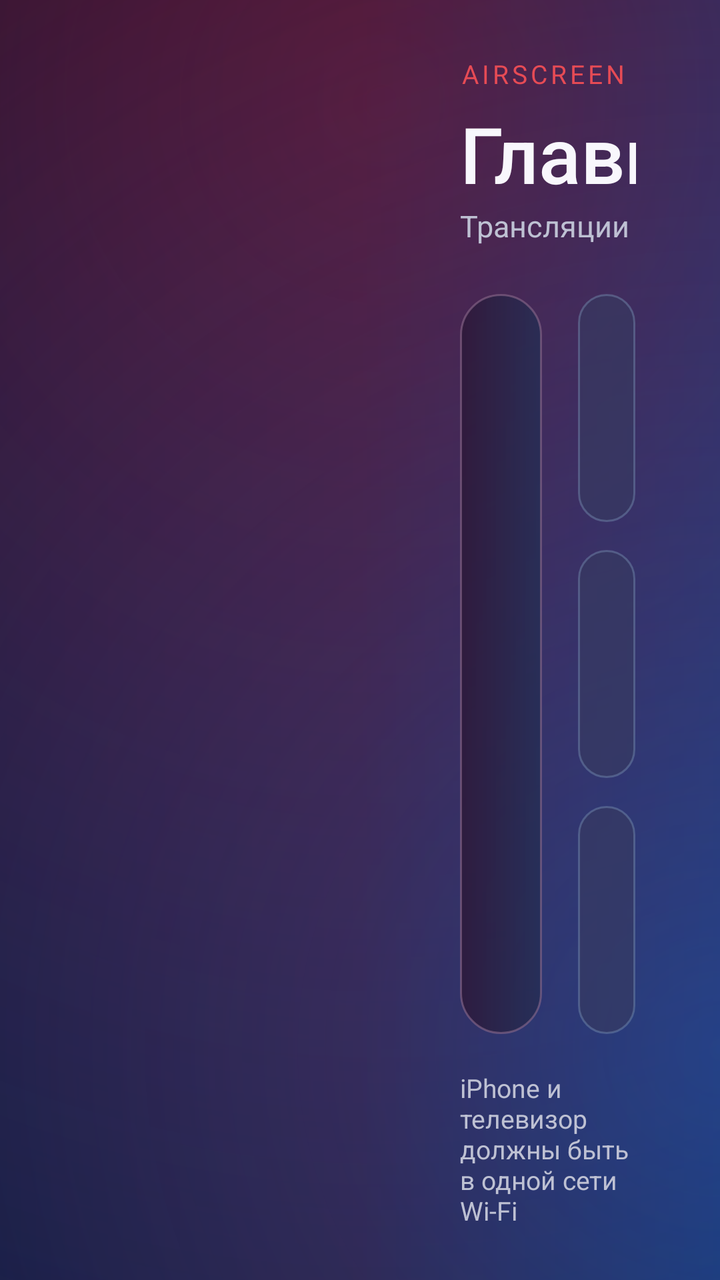
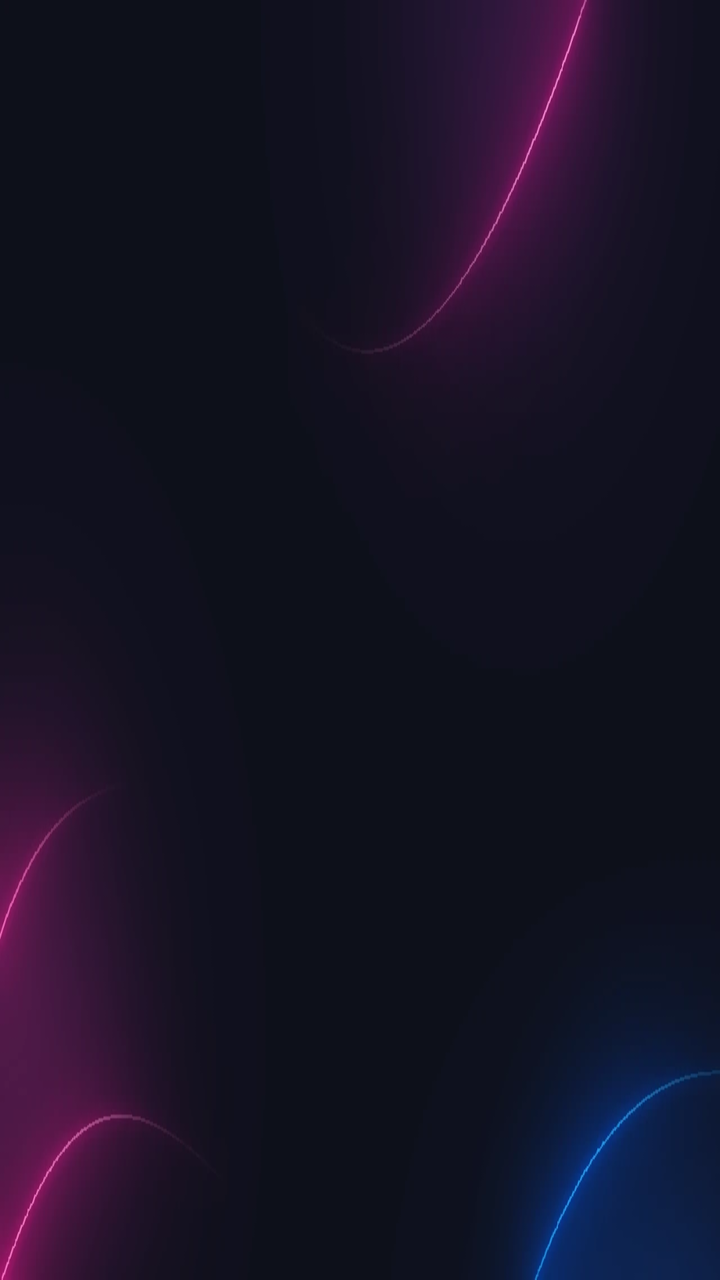

The first picture is an Android layout as it rendered before a commit; the second is the same layout after the commit. The layout source and the unified diff follow.
<!-- AndroidManifest.xml: activity theme Theme.AirTV -->
<!-- res/layout/activity_main.xml -->
<?xml version="1.0" encoding="utf-8"?>
<FrameLayout xmlns:android="http://schemas.android.com/apk/res/android"
    android:id="@+id/screen_root" android:layout_width="match_parent" android:layout_height="match_parent"
    android:background="@android:color/black" android:focusable="true" android:focusableInTouchMode="true">
    <SurfaceView android:id="@+id/surface" android:layout_width="match_parent" android:layout_height="match_parent" />
    <LinearLayout android:id="@+id/overlay" android:layout_width="match_parent" android:layout_height="match_parent"
        android:background="@drawable/bg_dashboard" android:orientation="horizontal">
        <LinearLayout android:id="@id/nav_rail" android:layout_width="192dp" android:layout_height="match_parent"
            android:orientation="vertical" />
        <LinearLayout android:layout_width="0dp" android:layout_height="match_parent" android:layout_weight="1"
            android:orientation="vertical" android:paddingStart="38dp" android:paddingTop="28dp"
            android:paddingEnd="42dp" android:paddingBottom="26dp">
            <LinearLayout android:layout_width="match_parent" android:layout_height="wrap_content"
                android:gravity="center_vertical" android:orientation="horizontal">
                <LinearLayout android:layout_width="0dp" android:layout_height="wrap_content" android:layout_weight="1"
                    android:orientation="vertical">
                    <TextView android:layout_width="wrap_content" android:layout_height="wrap_content"
                        android:text="AIRSCREEN  •  AIRPLAY" android:textColor="@color/accent"
                        android:textSize="13sp" android:letterSpacing="0.13" />
                    <TextView android:layout_width="wrap_content" android:layout_height="wrap_content"
                        android:layout_marginTop="5dp" android:text="Главная" android:textColor="@color/foreground"
                        android:fontFamily="sans-serif-medium" android:textSize="39sp" />
                    <TextView android:layout_width="wrap_content" android:layout_height="wrap_content"
                        android:text="Трансляции и видео на большом экране" android:textColor="@color/muted" android:textSize="15sp" />
                </LinearLayout>
                <LinearLayout android:layout_width="wrap_content" android:layout_height="44dp"
                    android:background="@drawable/bg_status" android:gravity="center" android:orientation="horizontal"
                    android:paddingStart="16dp" android:paddingEnd="16dp">
                    <View android:id="@+id/status_indicator" android:layout_width="8dp" android:layout_height="8dp"
                        android:background="@drawable/bg_indicator" />
                    <ProgressBar android:id="@+id/status_progress" style="?android:attr/progressBarStyleSmall"
                        android:layout_width="16dp" android:layout_height="16dp" android:visibility="gone"
                        android:indeterminateTint="@color/accent" />
                    <TextView android:id="@+id/state_label" android:layout_width="wrap_content" android:layout_height="wrap_content"
                        android:layout_marginStart="10dp" android:text="@string/state_starting"
                        android:textColor="@color/foreground" android:textSize="14sp" />
                </LinearLayout>
            </LinearLayout>
            <LinearLayout android:layout_width="match_parent" android:layout_height="0dp" android:layout_weight="1"
                android:layout_marginTop="24dp" android:orientation="horizontal">
                <LinearLayout android:layout_width="0dp" android:layout_height="match_parent" android:layout_weight="1.18"
                    android:background="@drawable/bg_receiver_card" android:orientation="vertical" android:padding="27dp">
                    <TextView android:layout_width="match_parent" android:layout_height="wrap_content"
                        android:text="ПРИЁМНИК AIRPLAY" android:textColor="@color/accent" android:textSize="13sp" android:letterSpacing="0.12" />
                    <TextView android:id="@+id/receiver_name" android:layout_width="match_parent" android:layout_height="wrap_content"
                        android:layout_marginTop="12dp" android:text="@string/app_name" android:textColor="@color/foreground"
                        android:fontFamily="sans-serif-medium" android:textSize="38sp" android:maxLines="2" android:ellipsize="end" />
                    <TextView android:id="@+id/connection_info" android:layout_width="match_parent" android:layout_height="wrap_content"
                        android:layout_marginTop="8dp" android:textColor="@color/muted" android:textSize="14sp" />
                    <View android:layout_width="match_parent" android:layout_height="0dp" android:layout_weight="1" />
                    <TextView android:id="@+id/status" android:layout_width="match_parent" android:layout_height="wrap_content"
                        android:accessibilityLiveRegion="polite" android:maxLines="2" android:ellipsize="end"
                        android:text="@string/status_starting" android:textColor="@color/foreground"
                        android:fontFamily="sans-serif-medium" android:textSize="22sp" />
                    <TextView android:id="@+id/details" android:layout_width="match_parent" android:layout_height="wrap_content"
                        android:layout_marginTop="7dp" android:maxLines="3" android:ellipsize="end"
                        android:text="@string/detail_starting" android:textColor="@color/muted" android:textSize="14sp" />
                    <Button android:id="@+id/toggle_receiver" style="@style/FreeCast.PrimaryButton"
                        android:layout_width="match_parent" android:layout_height="58dp" android:layout_marginTop="24dp"
                        android:text="@string/action_start" />
                </LinearLayout>
                <LinearLayout android:layout_width="0dp" android:layout_height="match_parent" android:layout_weight="0.82"
                    android:layout_marginStart="18dp" android:orientation="vertical">
                    <Button android:id="@+id/quick_broadcasts" style="@style/FreeCast.TileButton"
                        android:layout_width="match_parent" android:layout_height="0dp" android:layout_weight="1"
                        android:text="▣   Трансляции матчей" />
                    <Button android:id="@+id/quick_share" style="@style/FreeCast.TileButton"
                        android:layout_width="match_parent" android:layout_height="0dp" android:layout_weight="1"
                        android:layout_marginTop="14dp" android:text="↗   Передать ссылку" />
                    <Button android:id="@+id/quick_vpn" style="@style/FreeCast.TileButton"
                        android:layout_width="match_parent" android:layout_height="0dp" android:layout_weight="1"
                        android:layout_marginTop="14dp" android:text="◇   VPN" />
                </LinearLayout>
            </LinearLayout>
            <LinearLayout android:layout_width="match_parent" android:layout_height="wrap_content"
                android:layout_marginTop="18dp" android:gravity="center_vertical" android:orientation="horizontal">
                <TextView android:layout_width="0dp" android:layout_height="wrap_content" android:layout_weight="1"
                    android:text="iPhone и телевизор должны быть в одной сети Wi-Fi" android:textColor="@color/muted" android:textSize="13sp" />
                <Button android:id="@+id/resume_button" style="@style/FreeCast.ActionButton"
                    android:layout_width="190dp" android:layout_height="56dp" android:text="@string/action_resume" android:visibility="gone" />
            </LinearLayout>
        </LinearLayout>
    </LinearLayout>
    <TextView android:id="@+id/playback_hint" android:layout_width="wrap_content" android:layout_height="wrap_content"
        android:layout_gravity="bottom|center_horizontal" android:layout_marginBottom="28dp"
        android:background="@drawable/bg_floating" android:paddingStart="22dp" android:paddingTop="12dp"
        android:paddingEnd="22dp" android:paddingBottom="12dp" android:text="@string/playback_controls_hint"
        android:textColor="@color/foreground" android:textSize="16sp" android:visibility="gone" />
</FrameLayout>
<!-- resources referenced by this layout -->
<resources>
  <color name="accent">#E64B55</color>
  <color name="muted">#BEC1D3</color>
  <!-- drawable bg_dashboard (drawable) -->
  <?xml version="1.0" encoding="utf-8"?>
  <layer-list xmlns:android="http://schemas.android.com/apk/res/android">
      <item><shape android:shape="rectangle"><gradient android:angle="0"
          android:startColor="#101029" android:centerColor="#291127" android:endColor="#102A59" /></shape></item>
      <item><shape android:shape="rectangle"><gradient android:type="radial"
          android:centerX="0.53" android:centerY="0.08" android:gradientRadius="700dp"
          android:startColor="#7A8F1738" android:endColor="#00201640" /></shape></item>
      <item><shape android:shape="rectangle"><gradient android:type="radial"
          android:centerX="1.0" android:centerY="0.82" android:gradientRadius="700dp"
          android:startColor="#652A67D1" android:endColor="#002A67D1" /></shape></item>
  </layer-list>
  <!-- drawable bg_floating (drawable) -->
  <?xml version="1.0" encoding="utf-8"?>
  <shape xmlns:android="http://schemas.android.com/apk/res/android" android:shape="rectangle"><solid android:color="#E6172732" /><stroke android:width="1dp" android:color="#405765" /><corners android:radius="12dp" /></shape>
  <!-- drawable bg_indicator (drawable) -->
  <?xml version="1.0" encoding="utf-8"?>
  <shape xmlns:android="http://schemas.android.com/apk/res/android" android:shape="oval"><solid android:color="@color/accent" /></shape>
  <!-- drawable bg_receiver_card (drawable) -->
  <?xml version="1.0" encoding="utf-8"?>
  <shape xmlns:android="http://schemas.android.com/apk/res/android" android:shape="rectangle">
      <gradient android:angle="0" android:startColor="#D42C1737" android:endColor="#CC242D53" />
      <stroke android:width="1dp" android:color="#988B6A8C" />
      <corners android:radius="26dp" />
  </shape>
  <!-- drawable bg_status (drawable) -->
  <?xml version="1.0" encoding="utf-8"?>
  <shape xmlns:android="http://schemas.android.com/apk/res/android" android:shape="rectangle"><solid android:color="#192D37" /><corners android:radius="18dp" /></shape>
  <string name="state_starting">Запуск</string>
  <style name="FreeCast.TileButton" parent="FreeCast.ActionButton">
          <item name="android:textSize">21sp</item>
          <item name="android:gravity">center_vertical|start</item>
          <item name="android:paddingStart">24dp</item>
          <item name="android:paddingEnd">20dp</item>
          <item name="android:minHeight">114dp</item>
      </style>
  <!-- drawable bg_button (drawable) -->
  <?xml version="1.0" encoding="utf-8"?>
  <selector xmlns:android="http://schemas.android.com/apk/res/android">
      <item android:state_enabled="false"><shape><solid android:color="#60303952" /><corners android:radius="16dp" /></shape></item>
      <item android:state_focused="true"><shape><solid android:color="@color/focus_surface" /><stroke android:width="3dp" android:color="@color/accent" /><corners android:radius="16dp" /></shape></item>
      <item android:state_pressed="true"><shape><solid android:color="#E9EBF8" /><corners android:radius="16dp" /></shape></item>
      <item><shape><solid android:color="#A5363A61" /><stroke android:width="1dp" android:color="#77748CAD" /><corners android:radius="16dp" /></shape></item>
  </selector>
  <!-- drawable bg_button_primary (drawable) -->
  <?xml version="1.0" encoding="utf-8"?>
  <selector xmlns:android="http://schemas.android.com/apk/res/android">
      <item android:state_enabled="false"><shape><solid android:color="#855E414C" /><corners android:radius="16dp" /></shape></item>
      <item android:state_focused="true"><shape><solid android:color="@color/focus_surface" /><stroke android:width="3dp" android:color="@color/accent" /><corners android:radius="16dp" /></shape></item>
      <item android:state_pressed="true"><shape><solid android:color="#F1D7E0" /><corners android:radius="16dp" /></shape></item>
      <item><shape><solid android:color="@color/accent" /><corners android:radius="16dp" /></shape></item>
  </selector>
  <color name="background">#0B0C24</color>
  <color name="focus_surface">#F7F8FF</color>
  <!-- unchanged entries left out for length: 10 -->
</resources>

<!-- the commit's change to res/layout/activity_main.xml (unified diff, before → after) -->
@@ -3,84 +3,61 @@
     android:id="@+id/screen_root" android:layout_width="match_parent" android:layout_height="match_parent"
     android:background="@android:color/black" android:focusable="true" android:focusableInTouchMode="true">
     <SurfaceView android:id="@+id/surface" android:layout_width="match_parent" android:layout_height="match_parent" />
-    <LinearLayout android:id="@+id/overlay" android:layout_width="match_parent" android:layout_height="match_parent"
-        android:background="@drawable/bg_dashboard" android:orientation="horizontal">
-        <LinearLayout android:id="@id/nav_rail" android:layout_width="192dp" android:layout_height="match_parent"
-            android:orientation="vertical" />
-        <LinearLayout android:layout_width="0dp" android:layout_height="match_parent" android:layout_weight="1"
-            android:orientation="vertical" android:paddingStart="38dp" android:paddingTop="28dp"
-            android:paddingEnd="42dp" android:paddingBottom="26dp">
+    <FrameLayout android:id="@+id/overlay" android:layout_width="match_parent" android:layout_height="match_parent"
+        android:background="@drawable/bg_dashboard">
+        <LinearLayout android:id="@+id/receiver_details" android:layout_width="match_parent" android:layout_height="match_parent"
+            android:orientation="vertical" android:paddingStart="48dp" android:paddingTop="28dp"
+            android:paddingEnd="48dp" android:paddingBottom="32dp" android:visibility="gone">
             <LinearLayout android:layout_width="match_parent" android:layout_height="wrap_content"
-                android:gravity="center_vertical" android:orientation="horizontal">
-                <LinearLayout android:layout_width="0dp" android:layout_height="wrap_content" android:layout_weight="1"
-                    android:orientation="vertical">
-                    <TextView android:layout_width="wrap_content" android:layout_height="wrap_content"
-                        android:text="AIRSCREEN  •  AIRPLAY" android:textColor="@color/accent"
-                        android:textSize="13sp" android:letterSpacing="0.13" />
-                    <TextView android:layout_width="wrap_content" android:layout_height="wrap_content"
-                        android:layout_marginTop="5dp" android:text="Главная" android:textColor="@color/foreground"
-                        android:fontFamily="sans-serif-medium" android:textSize="39sp" />
-                    <TextView android:layout_width="wrap_content" android:layout_height="wrap_content"
-                        android:text="Трансляции и видео на большом экране" android:textColor="@color/muted" android:textSize="15sp" />
-                </LinearLayout>
-                <LinearLayout android:layout_width="wrap_content" android:layout_height="44dp"
-                    android:background="@drawable/bg_status" android:gravity="center" android:orientation="horizontal"
-                    android:paddingStart="16dp" android:paddingEnd="16dp">
-                    <View android:id="@+id/status_indicator" android:layout_width="8dp" android:layout_height="8dp"
-                        android:background="@drawable/bg_indicator" />
-                    <ProgressBar android:id="@+id/status_progress" style="?android:attr/progressBarStyleSmall"
-                        android:layout_width="16dp" android:layout_height="16dp" android:visibility="gone"
-                        android:indeterminateTint="@color/accent" />
-                    <TextView android:id="@+id/state_label" android:layout_width="wrap_content" android:layout_height="wrap_content"
-                        android:layout_marginStart="10dp" android:text="@string/state_starting"
-                        android:textColor="@color/foreground" android:textSize="14sp" />
-                </LinearLayout>
+                android:orientation="horizontal" android:gravity="center_vertical">
+                <ImageView android:layout_width="54dp" android:layout_height="50dp"
+                    android:src="@drawable/dashboard_logo" android:importantForAccessibility="no" />
+                <TextView android:layout_width="0dp" android:layout_height="wrap_content" android:layout_weight="1"
+                    android:layout_marginStart="10dp" android:text="@string/dashboard_receiver"
+                    android:textColor="@color/foreground" android:textSize="30sp" android:fontFamily="sans-serif-medium" />
+                <Button android:id="@+id/receiver_back" style="@style/FreeCast.ActionButton"
+                    android:layout_width="128dp" android:layout_height="48dp" android:text="@string/dashboard_back" />
             </LinearLayout>
             <LinearLayout android:layout_width="match_parent" android:layout_height="0dp" android:layout_weight="1"
-                android:layout_marginTop="24dp" android:orientation="horizontal">
-                <LinearLayout android:layout_width="0dp" android:layout_height="match_parent" android:layout_weight="1.18"
-                    android:background="@drawable/bg_receiver_card" android:orientation="vertical" android:padding="27dp">
-                    <TextView android:layout_width="match_parent" android:layout_height="wrap_content"
-                        android:text="ПРИЁМНИК AIRPLAY" android:textColor="@color/accent" android:textSize="13sp" android:letterSpacing="0.12" />
+                android:layout_marginTop="20dp" android:baselineAligned="false" android:orientation="horizontal">
+                <LinearLayout android:layout_width="0dp" android:layout_height="match_parent" android:layout_weight="1.32"
+                    android:background="@drawable/bg_receiver_card" android:orientation="vertical" android:padding="24dp">
                     <TextView android:id="@+id/receiver_name" android:layout_width="match_parent" android:layout_height="wrap_content"
-                        android:layout_marginTop="12dp" android:text="@string/app_name" android:textColor="@color/foreground"
-                        android:fontFamily="sans-serif-medium" android:textSize="38sp" android:maxLines="2" android:ellipsize="end" />
+                        android:text="@string/app_name" android:textColor="@color/foreground" android:fontFamily="sans-serif-medium"
+                        android:textSize="34sp" android:maxLines="2" android:ellipsize="end" />
                     <TextView android:id="@+id/connection_info" android:layout_width="match_parent" android:layout_height="wrap_content"
-                        android:layout_marginTop="8dp" android:textColor="@color/muted" android:textSize="14sp" />
+                        android:layout_marginTop="7dp" android:textColor="@color/muted" android:textSize="15sp" />
                     <View android:layout_width="match_parent" android:layout_height="0dp" android:layout_weight="1" />
                     <TextView android:id="@+id/status" android:layout_width="match_parent" android:layout_height="wrap_content"
                         android:accessibilityLiveRegion="polite" android:maxLines="2" android:ellipsize="end"
                         android:text="@string/status_starting" android:textColor="@color/foreground"
                         android:fontFamily="sans-serif-medium" android:textSize="22sp" />
                     <TextView android:id="@+id/details" android:layout_width="match_parent" android:layout_height="wrap_content"
-                        android:layout_marginTop="7dp" android:maxLines="3" android:ellipsize="end"
-                        android:text="@string/detail_starting" android:textColor="@color/muted" android:textSize="14sp" />
+                        android:layout_marginTop="7dp" android:maxLines="4" android:ellipsize="end"
+                        android:text="@string/detail_starting" android:textColor="@color/muted" android:textSize="15sp" />
                     <Button android:id="@+id/toggle_receiver" style="@style/FreeCast.PrimaryButton"
-                        android:layout_width="match_parent" android:layout_height="58dp" android:layout_marginTop="24dp"
-                        android:text="@string/action_start" />
+                        android:layout_width="match_parent" android:layout_height="58dp" android:layout_marginTop="18dp"
+                        android:nextFocusRight="@id/quick_share" android:text="@string/action_start" />
                 </LinearLayout>
-                <LinearLayout android:layout_width="0dp" android:layout_height="match_parent" android:layout_weight="0.82"
-                    android:layout_marginStart="18dp" android:orientation="vertical">
-                    <Button android:id="@+id/quick_broadcasts" style="@style/FreeCast.TileButton"
-                        android:layout_width="match_parent" android:layout_height="0dp" android:layout_weight="1"
-                        android:text="▣   Трансляции матчей" />
-                    <Button android:id="@+id/quick_share" style="@style/FreeCast.TileButton"
-                        android:layout_width="match_parent" android:layout_height="0dp" android:layout_weight="1"
-                        android:layout_marginTop="14dp" android:text="↗   Передать ссылку" />
-                    <Button android:id="@+id/quick_vpn" style="@style/FreeCast.TileButton"
-                        android:layout_width="match_parent" android:layout_height="0dp" android:layout_weight="1"
-                        android:layout_marginTop="14dp" android:text="◇   VPN" />
+                <LinearLayout android:layout_width="0dp" android:layout_height="match_parent" android:layout_weight="0.68"
+                    android:layout_marginStart="16dp" android:orientation="vertical" android:background="@drawable/bg_card"
+                    android:padding="20dp">
+                    <Button android:id="@+id/quick_share" style="@style/FreeCast.ActionButton"
+                        android:layout_width="match_parent" android:layout_height="58dp"
+                        android:nextFocusLeft="@id/toggle_receiver" android:text="@string/dashboard_send_link" />
+                    <Button android:id="@+id/resume_button" style="@style/FreeCast.ActionButton"
+                        android:layout_width="match_parent" android:layout_height="56dp" android:layout_marginTop="12dp"
+                        android:text="@string/action_resume" android:visibility="gone" />
+                    <TextView android:layout_width="match_parent" android:layout_height="wrap_content"
+                        android:layout_marginTop="16dp" android:text="@string/guide_network"
+                        android:textColor="@color/muted" android:textSize="15sp" />
+                    <View android:layout_width="1dp" android:layout_height="0dp" android:layout_weight="1" />
+                    <Button android:id="@id/exit_button" style="@style/FreeCast.ActionButton"
+                        android:layout_width="match_parent" android:layout_height="56dp" android:text="@string/action_exit" />
                 </LinearLayout>
             </LinearLayout>
-            <LinearLayout android:layout_width="match_parent" android:layout_height="wrap_content"
-                android:layout_marginTop="18dp" android:gravity="center_vertical" android:orientation="horizontal">
-                <TextView android:layout_width="0dp" android:layout_height="wrap_content" android:layout_weight="1"
-                    android:text="iPhone и телевизор должны быть в одной сети Wi-Fi" android:textColor="@color/muted" android:textSize="13sp" />
-                <Button android:id="@+id/resume_button" style="@style/FreeCast.ActionButton"
-                    android:layout_width="190dp" android:layout_height="56dp" android:text="@string/action_resume" android:visibility="gone" />
-            </LinearLayout>
         </LinearLayout>
-    </LinearLayout>
+    </FrameLayout>
     <TextView android:id="@+id/playback_hint" android:layout_width="wrap_content" android:layout_height="wrap_content"
         android:layout_gravity="bottom|center_horizontal" android:layout_marginBottom="28dp"
         android:background="@drawable/bg_floating" android:paddingStart="22dp" android:paddingTop="12dp"
<!-- resource entries referenced after the edit -->
@@ -1,61 +1,58 @@
 <!-- resources referenced by this layout -->
 <resources>
-  <color name="accent">#E64B55</color>
-  <color name="muted">#BEC1D3</color>
+  <color name="accent">#DC9CFF</color>
+  <color name="muted">#B3B2CA</color>
+  <!-- drawable bg_card (drawable) -->
+  <?xml version="1.0" encoding="utf-8"?>
+  <shape xmlns:android="http://schemas.android.com/apk/res/android">
+      <gradient android:angle="315" android:startColor="#EE23223A" android:endColor="#E6151C33" />
+      <stroke android:width="1dp" android:color="@color/border" />
+      <corners android:radius="22dp" />
+  </shape>
   <!-- drawable bg_dashboard (drawable) -->
   <?xml version="1.0" encoding="utf-8"?>
-  <layer-list xmlns:android="http://schemas.android.com/apk/res/android">
-      <item><shape android:shape="rectangle"><gradient android:angle="0"
-          android:startColor="#101029" android:centerColor="#291127" android:endColor="#102A59" /></shape></item>
-      <item><shape android:shape="rectangle"><gradient android:type="radial"
-          android:centerX="0.53" android:centerY="0.08" android:gradientRadius="700dp"
-          android:startColor="#7A8F1738" android:endColor="#00201640" /></shape></item>
-      <item><shape android:shape="rectangle"><gradient android:type="radial"
-          android:centerX="1.0" android:centerY="0.82" android:gradientRadius="700dp"
-          android:startColor="#652A67D1" android:endColor="#002A67D1" /></shape></item>
-  </layer-list>
+  <bitmap xmlns:android="http://schemas.android.com/apk/res/android"
+      android:src="@drawable/dashboard_backdrop" android:gravity="fill" android:filter="true" />
   <!-- drawable bg_floating (drawable) -->
   <?xml version="1.0" encoding="utf-8"?>
-  <shape xmlns:android="http://schemas.android.com/apk/res/android" android:shape="rectangle"><solid android:color="#E6172732" /><stroke android:width="1dp" android:color="#405765" /><corners android:radius="12dp" /></shape>
-  <!-- drawable bg_indicator (drawable) -->
-  <?xml version="1.0" encoding="utf-8"?>
-  <shape xmlns:android="http://schemas.android.com/apk/res/android" android:shape="oval"><solid android:color="@color/accent" /></shape>
+  <shape xmlns:android="http://schemas.android.com/apk/res/android">
+      <solid android:color="#EA19182A" />
+      <stroke android:width="1dp" android:color="@color/border" />
+      <corners android:radius="16dp" />
+  </shape>
   <!-- drawable bg_receiver_card (drawable) -->
   <?xml version="1.0" encoding="utf-8"?>
-  <shape xmlns:android="http://schemas.android.com/apk/res/android" android:shape="rectangle">
-      <gradient android:angle="0" android:startColor="#D42C1737" android:endColor="#CC242D53" />
-      <stroke android:width="1dp" android:color="#988B6A8C" />
-      <corners android:radius="26dp" />
+  <shape xmlns:android="http://schemas.android.com/apk/res/android">
+      <gradient android:angle="315" android:startColor="#F3321E41" android:centerColor="#F017182A" android:endColor="#E61C2950" />
+      <stroke android:width="1dp" android:color="@color/accent" />
+      <corners android:radius="24dp" />
   </shape>
-  <!-- drawable bg_status (drawable) -->
-  <?xml version="1.0" encoding="utf-8"?>
-  <shape xmlns:android="http://schemas.android.com/apk/res/android" android:shape="rectangle"><solid android:color="#192D37" /><corners android:radius="18dp" /></shape>
-  <string name="state_starting">Запуск</string>
-  <style name="FreeCast.TileButton" parent="FreeCast.ActionButton">
-          <item name="android:textSize">21sp</item>
-          <item name="android:gravity">center_vertical|start</item>
-          <item name="android:paddingStart">24dp</item>
-          <item name="android:paddingEnd">20dp</item>
-          <item name="android:minHeight">114dp</item>
-      </style>
+  <!-- drawable dashboard_logo: webp bitmap (drawable-nodpi, 2502 bytes) -->
+  <string name="action_exit">Выйти</string>
+  <string name="dashboard_back">Назад</string>
+  <string name="dashboard_receiver">Приёмник AirPlay</string>
+  <string name="dashboard_send_link">Передать ссылку</string>
+  <string name="guide_network">Подключите iPhone и телевизор к одной локальной сети.</string>
+  <color name="border">#434263</color>
+  <!-- drawable dashboard_backdrop: webp bitmap (drawable-nodpi, 12450 bytes) -->
   <!-- drawable bg_button (drawable) -->
   <?xml version="1.0" encoding="utf-8"?>
   <selector xmlns:android="http://schemas.android.com/apk/res/android">
-      <item android:state_enabled="false"><shape><solid android:color="#60303952" /><corners android:radius="16dp" /></shape></item>
+      <item android:state_enabled="false"><shape><solid android:color="#50272A47" /><corners android:radius="16dp" /></shape></item>
       <item android:state_focused="true"><shape><solid android:color="@color/focus_surface" /><stroke android:width="3dp" android:color="@color/accent" /><corners android:radius="16dp" /></shape></item>
-      <item android:state_pressed="true"><shape><solid android:color="#E9EBF8" /><corners android:radius="16dp" /></shape></item>
-      <item><shape><solid android:color="#A5363A61" /><stroke android:width="1dp" android:color="#77748CAD" /><corners android:radius="16dp" /></shape></item>
+      <item android:state_pressed="true"><shape><solid android:color="#E4D5FF" /><corners android:radius="16dp" /></shape></item>
+      <item><shape><solid android:color="#C1252844" /><stroke android:width="1dp" android:color="@color/border" /><corners android:radius="16dp" /></shape></item>
   </selector>
   <!-- drawable bg_button_primary (drawable) -->
   <?xml version="1.0" encoding="utf-8"?>
   <selector xmlns:android="http://schemas.android.com/apk/res/android">
-      <item android:state_enabled="false"><shape><solid android:color="#855E414C" /><corners android:radius="16dp" /></shape></item>
+      <item android:state_enabled="false"><shape><solid android:color="#60403963" /><corners android:radius="16dp" /></shape></item>
       <item android:state_focused="true"><shape><solid android:color="@color/focus_surface" /><stroke android:width="3dp" android:color="@color/accent" /><corners android:radius="16dp" /></shape></item>
-      <item android:state_pressed="true"><shape><solid android:color="#F1D7E0" /><corners android:radius="16dp" /></shape></item>
-      <item><shape><solid android:color="@color/accent" /><corners android:radius="16dp" /></shape></item>
+      <item android:state_pressed="true"><shape><solid android:color="#E4D5FF" /><corners android:radius="16dp" /></shape></item>
+      <item><shape><gradient android:angle="0" android:startColor="#7732A8" android:endColor="#4946A8" /><corners android:radius="16dp" /></shape></item>
   </selector>
-  <color name="background">#0B0C24</color>
-  <color name="focus_surface">#F7F8FF</color>
+  <color name="background">#0E101C</color>
+  <color name="focus_surface">#EEE5FF</color>
   <!-- unchanged entries left out for length: 10 -->
 </resources>
 
